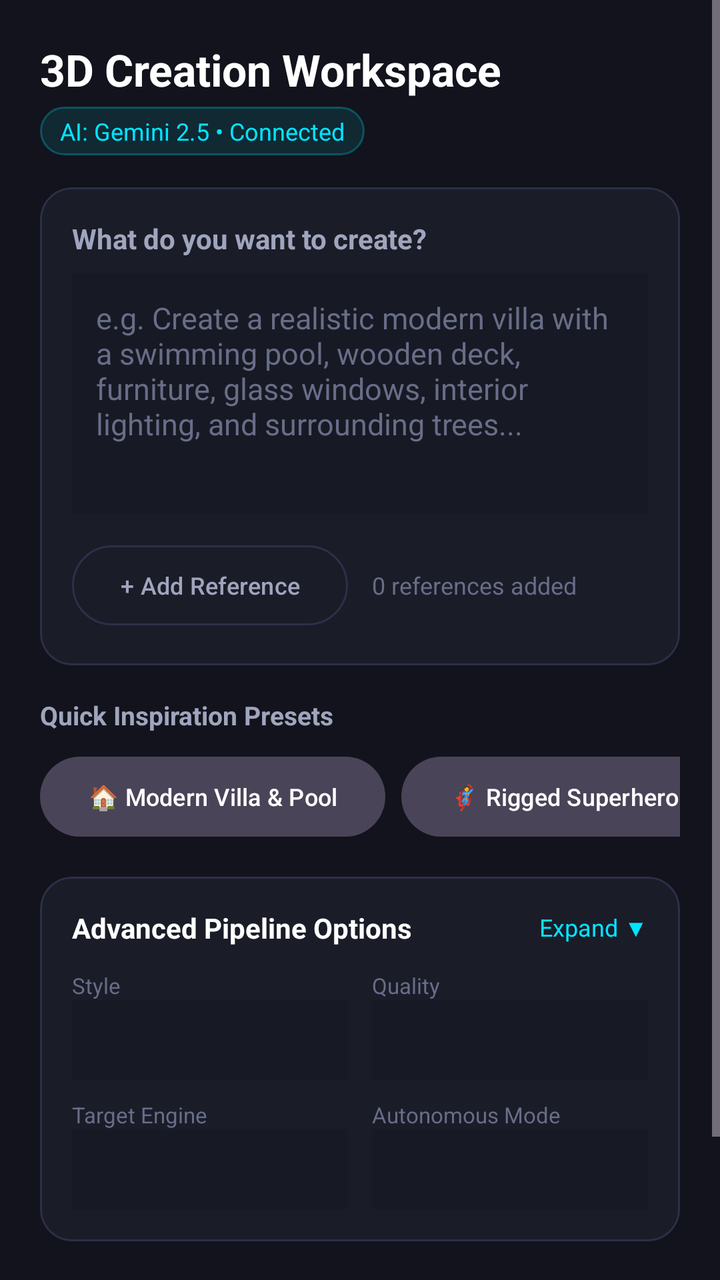
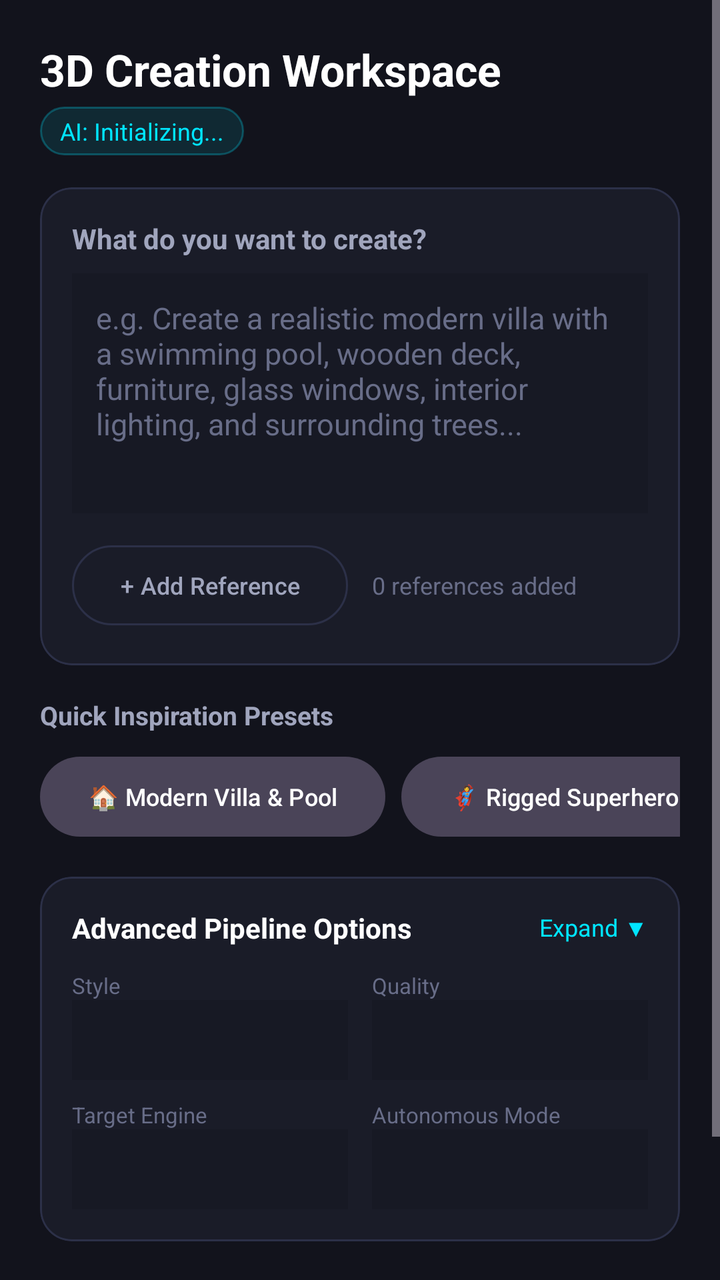

An Android layout rendered at two revisions. The XML below is the earlier revision; the diff shows what the commit changed to produce the second picture.
<!-- AndroidManifest.xml: application theme Theme.Vynara -->
<!-- res/layout/fragment_create.xml -->
<?xml version="1.0" encoding="utf-8"?>
<ScrollView xmlns:android="http://schemas.android.com/apk/res/android"
    xmlns:app="http://schemas.android.com/apk/res-auto"
    android:layout_width="match_parent"
    android:layout_height="match_parent"
    android:background="@color/bg_dark"
    android:fillViewport="true">

    <LinearLayout
        android:layout_width="match_parent"
        android:layout_height="wrap_content"
        android:orientation="vertical"
        android:padding="20dp">

        
        <RelativeLayout
            android:layout_width="match_parent"
            android:layout_height="wrap_content">

            <TextView
                android:id="@+id/tv_title_create"
                android:layout_width="wrap_content"
                android:layout_height="wrap_content"
                android:text="3D Creation Workspace"
                android:textColor="@color/text_primary"
                android:textSize="22sp"
                android:textStyle="bold" />

            <TextView
                android:id="@+id/tv_model_badge"
                android:layout_width="wrap_content"
                android:layout_height="wrap_content"
                android:layout_below="@id/tv_title_create"
                android:layout_marginTop="4dp"
                android:background="@drawable/bg_badge"
                android:paddingHorizontal="10dp"
                android:paddingVertical="4dp"
                android:text="AI: Gemini 2.5 • Connected"
                android:textColor="@color/primary"
                android:textSize="12sp" />
        </RelativeLayout>

        
        <com.google.android.material.card.MaterialCardView
            android:layout_width="match_parent"
            android:layout_height="wrap_content"
            android:layout_marginTop="16dp"
            app:cardBackgroundColor="@color/bg_card"
            app:cardCornerRadius="16dp"
            app:cardElevation="0dp"
            app:strokeColor="@color/border_dark"
            app:strokeWidth="1dp">

            <LinearLayout
                android:layout_width="match_parent"
                android:layout_height="wrap_content"
                android:orientation="vertical"
                android:padding="16dp">

                <TextView
                    android:layout_width="wrap_content"
                    android:layout_height="wrap_content"
                    android:text="What do you want to create?"
                    android:textColor="@color/text_secondary"
                    android:textSize="14sp"
                    android:textStyle="bold" />

                <EditText
                    android:id="@+id/et_prompt"
                    android:layout_width="match_parent"
                    android:layout_height="120dp"
                    android:layout_marginTop="8dp"
                    android:background="@color/bg_input"
                    android:gravity="top|start"
                    android:hint="e.g. Create a realistic modern villa with a swimming pool, wooden deck, furniture, glass windows, interior lighting, and surrounding trees..."
                    android:inputType="textMultiLine"
                    android:padding="12dp"
                    android:textColor="@color/text_primary"
                    android:textColorHint="@color/text_muted"
                    android:textSize="15sp" />

                
                <LinearLayout
                    android:layout_width="match_parent"
                    android:layout_height="wrap_content"
                    android:layout_marginTop="12dp"
                    android:gravity="center_vertical"
                    android:orientation="horizontal">

                    <com.google.android.material.button.MaterialButton
                        android:id="@+id/btn_add_reference"
                        style="@style/Widget.Material3.Button.OutlinedButton"
                        android:layout_width="wrap_content"
                        android:layout_height="wrap_content"
                        android:text="+ Add Reference"
                        android:textColor="@color/text_secondary"
                        android:textSize="12sp"
                        app:strokeColor="@color/border_dark" />

                    <TextView
                        android:id="@+id/tv_reference_count"
                        android:layout_width="wrap_content"
                        android:layout_height="wrap_content"
                        android:layout_marginStart="12dp"
                        android:text="0 references added"
                        android:textColor="@color/text_muted"
                        android:textSize="12sp" />
                </LinearLayout>
            </LinearLayout>
        </com.google.android.material.card.MaterialCardView>

        
        <TextView
            android:layout_width="wrap_content"
            android:layout_height="wrap_content"
            android:layout_marginTop="16dp"
            android:text="Quick Inspiration Presets"
            android:textColor="@color/text_secondary"
            android:textSize="13sp"
            android:textStyle="bold" />

        <HorizontalScrollView
            android:layout_width="match_parent"
            android:layout_height="wrap_content"
            android:layout_marginTop="8dp"
            android:scrollbars="none">

            <LinearLayout
                android:layout_width="wrap_content"
                android:layout_height="wrap_content"
                android:orientation="horizontal">

                <com.google.android.material.button.MaterialButton
                    android:id="@+id/preset_house"
                    style="@style/Widget.Material3.Button.TonalButton"
                    android:layout_width="wrap_content"
                    android:layout_height="wrap_content"
                    android:layout_marginEnd="8dp"
                    android:text="🏠 Modern Villa &amp; Pool"
                    android:textColor="@color/text_primary"
                    android:textSize="12sp" />

                <com.google.android.material.button.MaterialButton
                    android:id="@+id/preset_human"
                    style="@style/Widget.Material3.Button.TonalButton"
                    android:layout_width="wrap_content"
                    android:layout_height="wrap_content"
                    android:layout_marginEnd="8dp"
                    android:text="🦸 Rigged Superhero"
                    android:textColor="@color/text_primary"
                    android:textSize="12sp" />

                <com.google.android.material.button.MaterialButton
                    android:id="@+id/preset_dog"
                    style="@style/Widget.Material3.Button.TonalButton"
                    android:layout_width="wrap_content"
                    android:layout_height="wrap_content"
                    android:layout_marginEnd="8dp"
                    android:text="🐕 Animated Dog"
                    android:textColor="@color/text_primary"
                    android:textSize="12sp" />

                <com.google.android.material.button.MaterialButton
                    android:id="@+id/preset_sofa"
                    style="@style/Widget.Material3.Button.TonalButton"
                    android:layout_width="wrap_content"
                    android:layout_height="wrap_content"
                    android:layout_marginEnd="8dp"
                    android:text="🛋️ Leather Sofa"
                    android:textColor="@color/text_primary"
                    android:textSize="12sp" />

                <com.google.android.material.button.MaterialButton
                    android:id="@+id/preset_village"
                    style="@style/Widget.Material3.Button.TonalButton"
                    android:layout_width="wrap_content"
                    android:layout_height="wrap_content"
                    android:text="🌴 Tropical Village"
                    android:textColor="@color/text_primary"
                    android:textSize="12sp" />
            </LinearLayout>
        </HorizontalScrollView>

        
        <com.google.android.material.card.MaterialCardView
            android:layout_width="match_parent"
            android:layout_height="wrap_content"
            android:layout_marginTop="16dp"
            app:cardBackgroundColor="@color/bg_card"
            app:cardCornerRadius="16dp"
            app:cardElevation="0dp"
            app:strokeColor="@color/border_dark"
            app:strokeWidth="1dp">

            <LinearLayout
                android:layout_width="match_parent"
                android:layout_height="wrap_content"
                android:orientation="vertical"
                android:padding="16dp">

                <LinearLayout
                    android:id="@+id/layout_advanced_header"
                    android:layout_width="match_parent"
                    android:layout_height="wrap_content"
                    android:gravity="center_vertical"
                    android:orientation="horizontal">

                    <TextView
                        android:layout_width="0dp"
                        android:layout_height="wrap_content"
                        android:layout_weight="1"
                        android:text="Advanced Pipeline Options"
                        android:textColor="@color/text_primary"
                        android:textSize="14sp"
                        android:textStyle="bold" />

                    <TextView
                        android:id="@+id/tv_toggle_advanced"
                        android:layout_width="wrap_content"
                        android:layout_height="wrap_content"
                        android:text="Expand ▼"
                        android:textColor="@color/primary"
                        android:textSize="12sp" />
                </LinearLayout>

                <LinearLayout
                    android:id="@+id/layout_advanced_content"
                    android:layout_width="match_parent"
                    android:layout_height="wrap_content"
                    android:layout_marginTop="12dp"
                    android:orientation="vertical"
                    android:visibility="visible">

                    
                    <LinearLayout
                        android:layout_width="match_parent"
                        android:layout_height="wrap_content"
                        android:orientation="horizontal">

                        <LinearLayout
                            android:layout_width="0dp"
                            android:layout_height="wrap_content"
                            android:layout_marginEnd="6dp"
                            android:layout_weight="1"
                            android:orientation="vertical">

                            <TextView
                                android:layout_width="wrap_content"
                                android:layout_height="wrap_content"
                                android:text="Style"
                                android:textColor="@color/text_muted"
                                android:textSize="11sp" />

                            <Spinner
                                android:id="@+id/spinner_style"
                                android:layout_width="match_parent"
                                android:layout_height="40dp"
                                android:background="@color/bg_input" />
                        </LinearLayout>

                        <LinearLayout
                            android:layout_width="0dp"
                            android:layout_height="wrap_content"
                            android:layout_marginStart="6dp"
                            android:layout_weight="1"
                            android:orientation="vertical">

                            <TextView
                                android:layout_width="wrap_content"
                                android:layout_height="wrap_content"
                                android:text="Quality"
                                android:textColor="@color/text_muted"
                                android:textSize="11sp" />

                            <Spinner
                                android:id="@+id/spinner_quality"
                                android:layout_width="match_parent"
                                android:layout_height="40dp"
                                android:background="@color/bg_input" />
                        </LinearLayout>
                    </LinearLayout>

                    
                    <LinearLayout
                        android:layout_width="match_parent"
                        android:layout_height="wrap_content"
                        android:layout_marginTop="10dp"
                        android:orientation="horizontal">

                        <LinearLayout
                            android:layout_width="0dp"
                            android:layout_height="wrap_content"
                            android:layout_marginEnd="6dp"
                            android:layout_weight="1"
                            android:orientation="vertical">

                            <TextView
                                android:layout_width="wrap_content"
                                android:layout_height="wrap_content"
                                android:text="Target Engine"
                                android:textColor="@color/text_muted"
                                android:textSize="11sp" />

                            <Spinner
                                android:id="@+id/spinner_target"
                                android:layout_width="match_parent"
                                android:layout_height="40dp"
                                android:background="@color/bg_input" />
                        </LinearLayout>

                        <LinearLayout
                            android:layout_width="0dp"
                            android:layout_height="wrap_content"
                            android:layout_marginStart="6dp"
                            android:layout_weight="1"
                            android:orientation="vertical">

                            <TextView
                                android:layout_width="wrap_content"
                                android:layout_height="wrap_content"
                                android:text="Autonomous Mode"
                                android:textColor="@color/text_muted"
                                android:textSize="11sp" />

                            <Spinner
                                android:id="@+id/spinner_auto_mode"
                                android:layout_width="match_parent"
                                android:layout_height="40dp"
                                android:background="@color/bg_input" />
                        </LinearLayout>
                    </LinearLayout>
                </LinearLayout>
            </LinearLayout>
        </com.google.android.material.card.MaterialCardView>

        
        <com.google.android.material.button.MaterialButton
            android:id="@+id/btn_create_generate"
            android:layout_width="match_parent"
            android:layout_height="56dp"
            android:layout_marginTop="24dp"
            android:text="✦ GENERATE 3D ASSET"
            android:textColor="@color/bg_dark"
            android:textSize="16sp"
            android:textStyle="bold"
            app:backgroundTint="@color/primary"
            app:cornerRadius="14dp" />

    </LinearLayout>
</ScrollView>
<!-- resources referenced by this layout -->
<resources>
  <color name="bg_card">#1A1C28</color>
  <color name="bg_dark">#12131C</color>
  <color name="bg_input">#171924</color>
  <color name="border_dark">#2C3048</color>
  <color name="primary">#00E5FF</color>
  <color name="text_muted">#686D88</color>
  <color name="text_primary">#FFFFFF</color>
  <color name="text_secondary">#A0A5BD</color>
  <!-- drawable bg_badge (drawable) -->
  <?xml version="1.0" encoding="utf-8"?>
  <shape xmlns:android="http://schemas.android.com/apk/res/android">
      <solid android:color="#1A00E5FF" />
      <corners android:radius="12dp" />
      <stroke
          android:width="1dp"
          android:color="#4400E5FF" />
  </shape>
  <style name="Theme.Vynara" parent="Theme.Material3.Dark.NoActionBar">
          <item name="colorPrimary">@color/primary</item>
          <item name="colorOnPrimary">@color/bg_dark</item>
          <item name="colorSecondary">@color/accent_magenta</item>
          <item name="colorOnSecondary">@color/white</item>
          <item name="android:statusBarColor">@color/bg_dark</item>
          <item name="android:navigationBarColor">@color/bg_dark</item>
          <item name="android:windowBackground">@color/bg_dark</item>
      </style>
  <color name="accent_magenta">#FF2A85</color>
  <color name="white">#FFFFFFFF</color>
</resources>

<!-- the commit's change to res/layout/fragment_create.xml (unified diff, before → after) -->
@@ -26,6 +26,7 @@
                 android:textSize="22sp"
                 android:textStyle="bold" />
 
+            
             <TextView
                 android:id="@+id/tv_model_badge"
                 android:layout_width="wrap_content"
@@ -35,7 +36,7 @@
                 android:background="@drawable/bg_badge"
                 android:paddingHorizontal="10dp"
                 android:paddingVertical="4dp"
-                android:text="AI: Gemini 2.5 • Connected"
+                android:text="AI: Initializing..."
                 android:textColor="@color/primary"
                 android:textSize="12sp" />
         </RelativeLayout>
